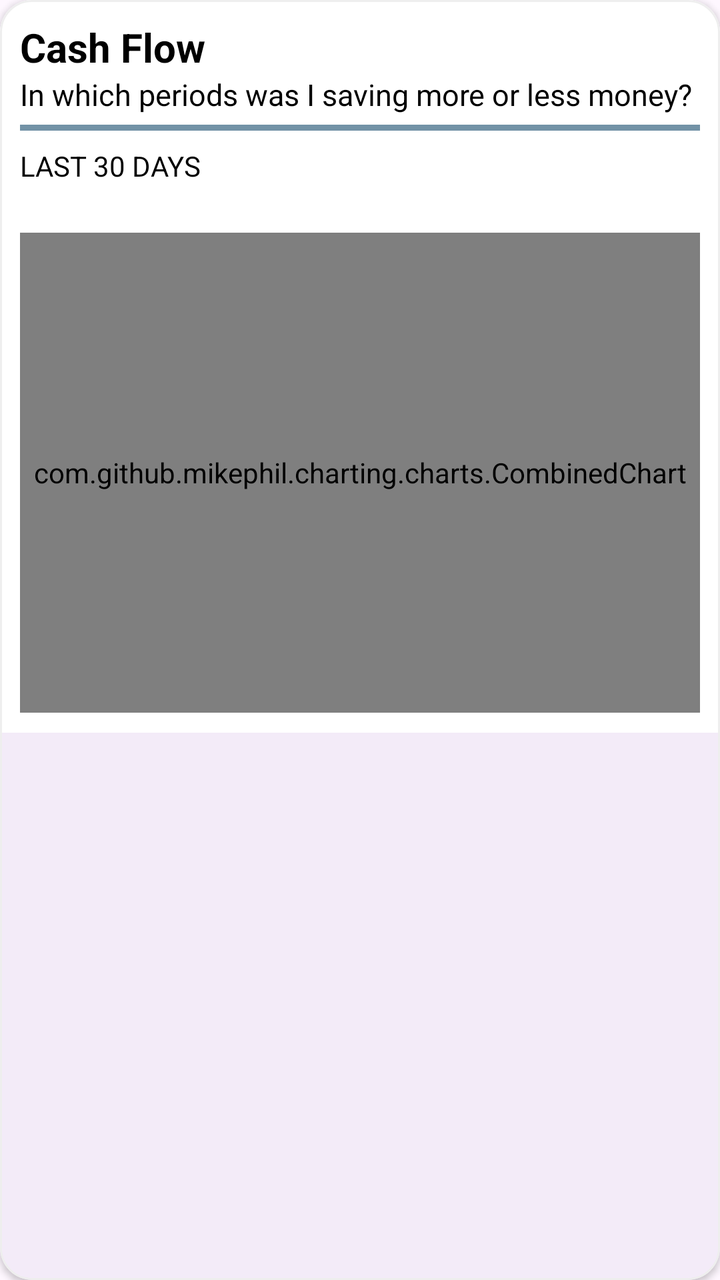
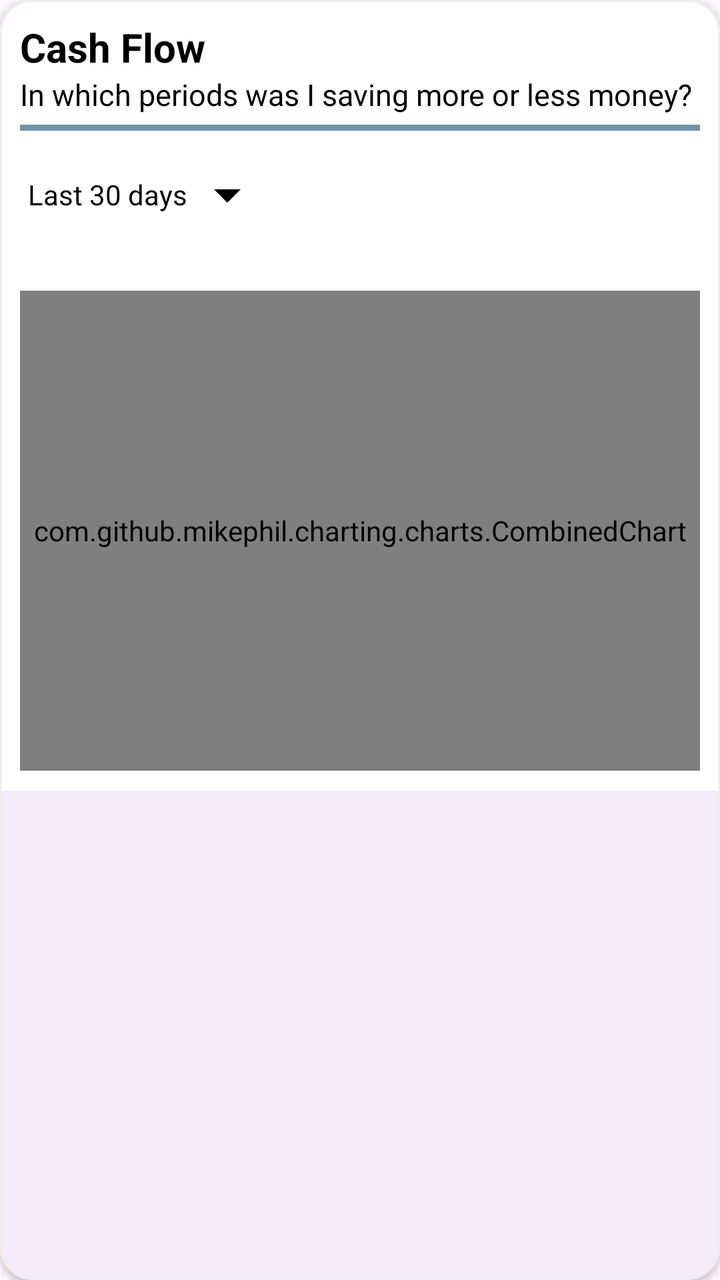

Two renders of the same Android screen: before a commit and after it. Below are the layout's source before the change and the commit's diff.
<!-- AndroidManifest.xml: application theme Theme.BudgieApp -->
<!-- res/layout/widget_cashflow_graph.xml -->
<?xml version="1.0" encoding="utf-8"?>
<com.google.android.material.card.MaterialCardView xmlns:android="http://schemas.android.com/apk/res/android"
    xmlns:app="http://schemas.android.com/apk/res-auto"
    android:layout_width="match_parent"
    android:layout_height="wrap_content"
    android:layout_margin="8dp"
    app:cardCornerRadius="16dp"
    app:strokeColor="#EEEEEE"
    app:strokeWidth="1dp"
    app:cardElevation="2dp">

    <LinearLayout
        android:layout_width="match_parent"
        android:layout_height="wrap_content"
        android:padding="10dp"
        android:orientation="vertical"
        android:background="@color/white">

        <TextView
            android:id="@+id/txtCashFlowTitle"
            android:layout_width="wrap_content"
            android:layout_height="wrap_content"
            android:text="Cash Flow"
            android:textSize="20sp"
            android:textStyle="bold"
            app:layout_constraintStart_toStartOf="parent"
            app:layout_constraintTop_toTopOf="parent" />

        <TextView
            android:id="@+id/txtTip"
            android:layout_width="wrap_content"
            android:layout_height="wrap_content"
            android:text="In which periods was I saving more or less money?"
            android:textSize="15sp"
            app:layout_constraintStart_toStartOf="parent"
            app:layout_constraintTop_toBottomOf="@id/txtCashFlowTitle" />

        <View
            android:id="@+id/breaker"
            android:layout_width="match_parent"
            android:layout_height="3dp"
            android:layout_marginTop="5dp"
            android:background="@color/input_blue"
            app:layout_constraintStart_toStartOf="parent"
            app:layout_constraintTop_toBottomOf="@id/txtTip" />


        <TextView
            android:id="@+id/txtTimePeriod"
            android:layout_width="wrap_content"
            android:layout_height="wrap_content"
            android:layout_marginTop="8dp"
            android:text="LAST 30 DAYS"
            android:textSize="14sp"
            app:layout_constraintStart_toStartOf="parent"
            app:layout_constraintTop_toBottomOf="@id/breaker" />

        <com.github.mikephil.charting.charts.CombinedChart
            android:id="@+id/cashFlowChart"
            android:layout_width="match_parent"
            android:layout_height="240dp"
            android:layout_marginTop="24dp"

            app:layout_constraintStart_toStartOf="parent"
            app:layout_constraintEnd_toEndOf="parent"
            app:layout_constraintTop_toBottomOf="@+id/txtTimePeriod"
            app:layout_constraintBottom_toBottomOf="parent"/>


    </LinearLayout>


</com.google.android.material.card.MaterialCardView>
<!-- resources referenced by this layout -->
<resources>
  <color name="input_blue">#7292A6</color>
  <color name="white">#FFFFFFFF</color>
  <style name="Theme.BudgieApp" parent="Base.Theme.BudgieApp" />
  <style name="Base.Theme.BudgieApp" parent="Theme.Material3.DayNight.NoActionBar">
          
          
          <item name="android:textColor">#000000</item>
      </style>
</resources>

<!-- the commit's change to res/layout/widget_cashflow_graph.xml (unified diff, before → after) -->
@@ -49,11 +49,17 @@
             android:id="@+id/txtTimePeriod"
             android:layout_width="wrap_content"
             android:layout_height="wrap_content"
+            android:minHeight="48dp"
             android:layout_marginTop="8dp"
-            android:text="LAST 30 DAYS"
+            android:gravity="center_vertical"
+            android:paddingHorizontal="4dp"
+            android:text="Last 30 days"
             android:textSize="14sp"
-            app:layout_constraintStart_toStartOf="parent"
-            app:layout_constraintTop_toBottomOf="@id/breaker" />
+            android:clickable="true"
+            android:focusable="true"
+            android:background="?attr/selectableItemBackground"
+            android:drawablePadding="4dp"
+            app:drawableEndCompat="@drawable/baseline_arrow_drop_down_24" />
 
         <com.github.mikephil.charting.charts.CombinedChart
             android:id="@+id/cashFlowChart"
<!-- resource entries referenced after the edit -->
@@ -2,7 +2,21 @@
 <resources>
   <color name="input_blue">#7292A6</color>
   <color name="white">#FFFFFFFF</color>
+  <!-- drawable baseline_arrow_drop_down_24 (drawable) -->
+  <vector xmlns:android="http://schemas.android.com/apk/res/android"
+      android:width="32dp"
+      android:height="32dp"
+      android:tint="@color/black"
+      android:viewportWidth="24"
+      android:viewportHeight="24">
+  
+      <path
+          android:fillColor="@android:color/white"
+          android:pathData="M7,10l5,5 5,-5z" />
+  
+  </vector>
   <style name="Theme.BudgieApp" parent="Base.Theme.BudgieApp" />
+  <color name="black">#FF000000</color>
   <style name="Base.Theme.BudgieApp" parent="Theme.Material3.DayNight.NoActionBar">
           
           
